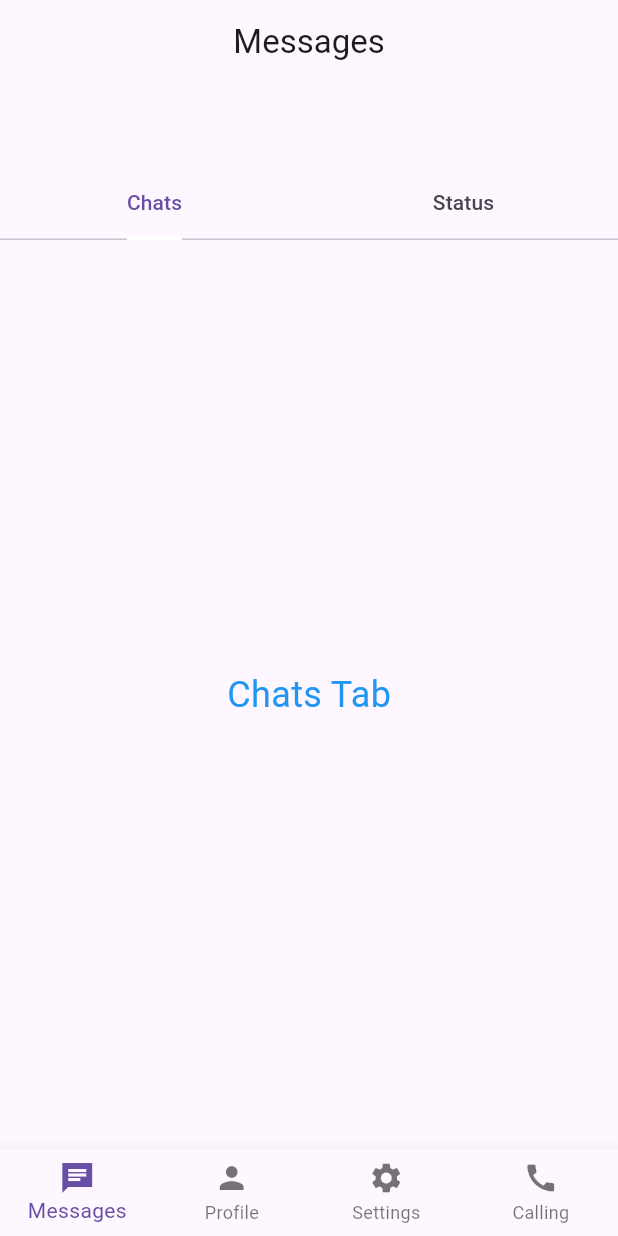
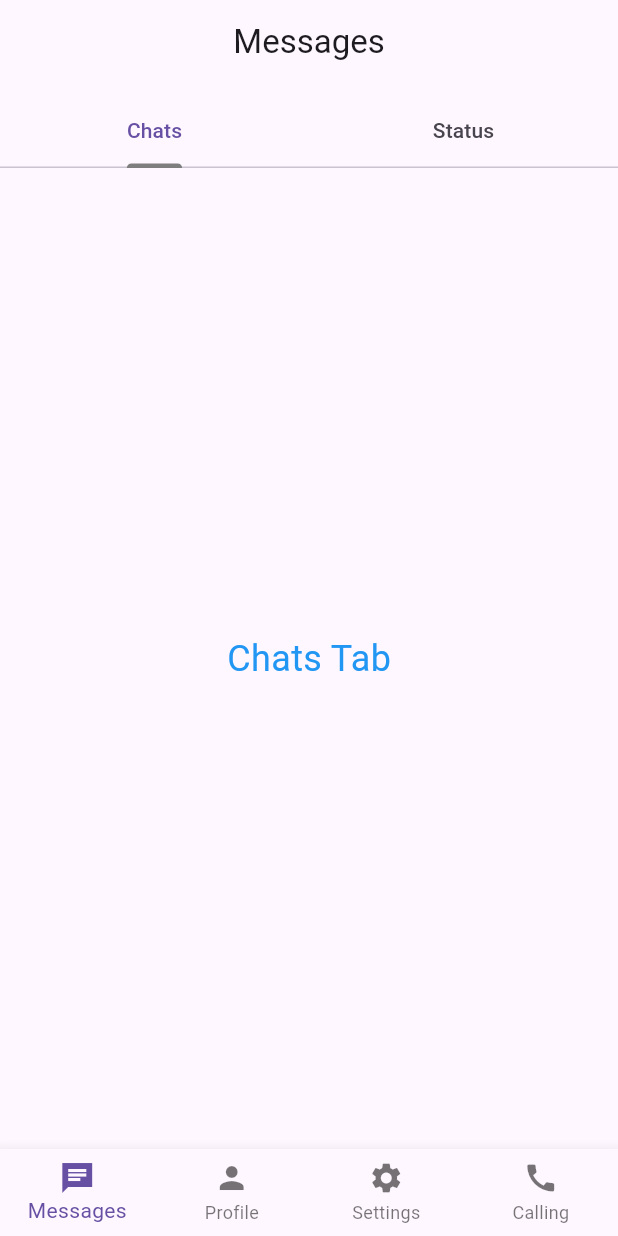
Before and after one commit to Hamza1-creator/_1st_app, a Flutter app: the screen it shows after launch, on a phone screen of 412 x 824 dp. Run offline on Flutter 3.47's test engine with Material 3 defaults, Android fonts, the phone set to English and light mode, and no system bars.

Commit message:
_Messages_
small changes

```diff
--- a/lib/Chat.dart
+++ b/lib/Chat.dart
@@ -6,13 +6,13 @@ class Messages extends StatelessWidget {
   @override
   Widget build(BuildContext context) {
     return DefaultTabController(
-      length: 2, // Number of tabs
+      length: 2,
       child: Scaffold(
         appBar: AppBar(
           bottom: const PreferredSize(
-            preferredSize: Size.fromHeight(48.0), // Set the height of the TabBar
+            preferredSize: Size.fromHeight(0.0),
             child: TabBar(
-              indicatorColor: Colors.white, // Customize the indicator
+              indicatorColor: Color.fromARGB(255, 126, 126, 126),
               tabs: [
                 Tab(text: "Chats"),
                 Tab(text: "Status"),
```
